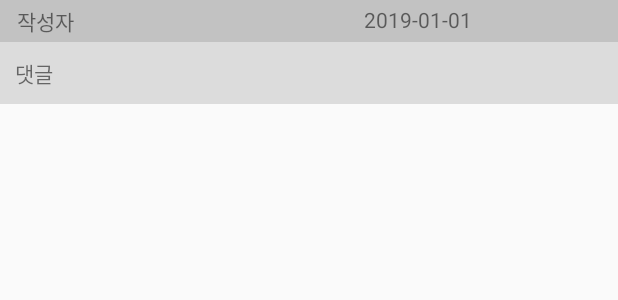
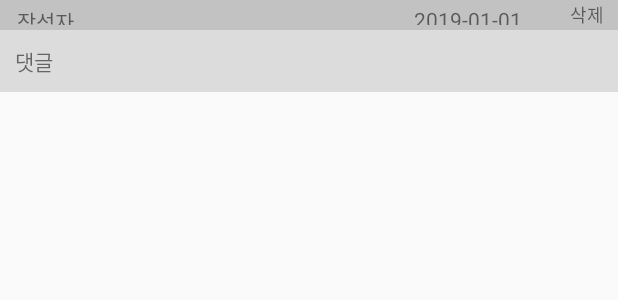
Before and after one commit to jes9401/HairShopApplication, an Android app: the layout comment.xml on its own in the app's theme, with its tools: preview values and no code run, on a phone screen of 412 x 824 dp. Shown: the top 300 px of the screen. Run offline under Robolectric (Android 15) with nearby library versions, the light colour scheme and no system bars; network calls fail.

Commit message:
0525 참견해주세요 삭제기능, 비밀글 설정 및 권한 설정 완료 후기 write 시 내용, 댓글 스크롤 추가 + 댓글 삭제 레이아웃만 구성

```diff
--- a/app/src/main/res/layout/comment.xml
+++ b/app/src/main/res/layout/comment.xml
@@ -16,7 +16,7 @@
 
 
         <TextView
-            android:layout_weight="2"
+            android:layout_weight="10"
             android:layout_width="wrap_content"
             android:layout_height="match_parent"
             android:text="작성자"
@@ -28,16 +28,27 @@
             />
 
         <TextView
-            android:layout_weight="1"
+            android:layout_weight="2"
             android:layout_width="wrap_content"
             android:layout_height="match_parent"
             android:text="2019-01-01"
             android:layout_gravity="center"
             android:padding="3dp"
             android:id="@+id/dateText"
+            android:gravity="center"
 
             />
-
+            <TextView
+                android:layout_width="20dp"
+                android:layout_height="20dp"
+                android:text="삭제"
+                android:textSize="12dp"
+                android:layout_weight="1"
+                android:layout_gravity="right"
+                android:gravity="center"
+                android:clickable="true"
+                android:id="@+id/delete"
+                />
 
 
 
```
